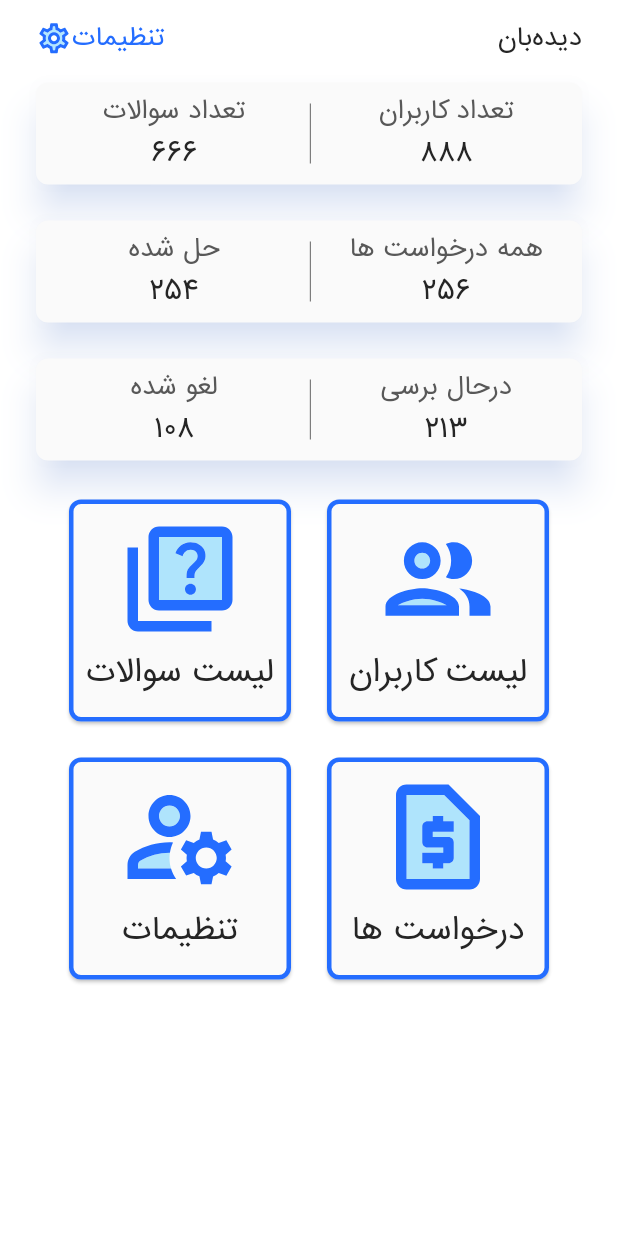
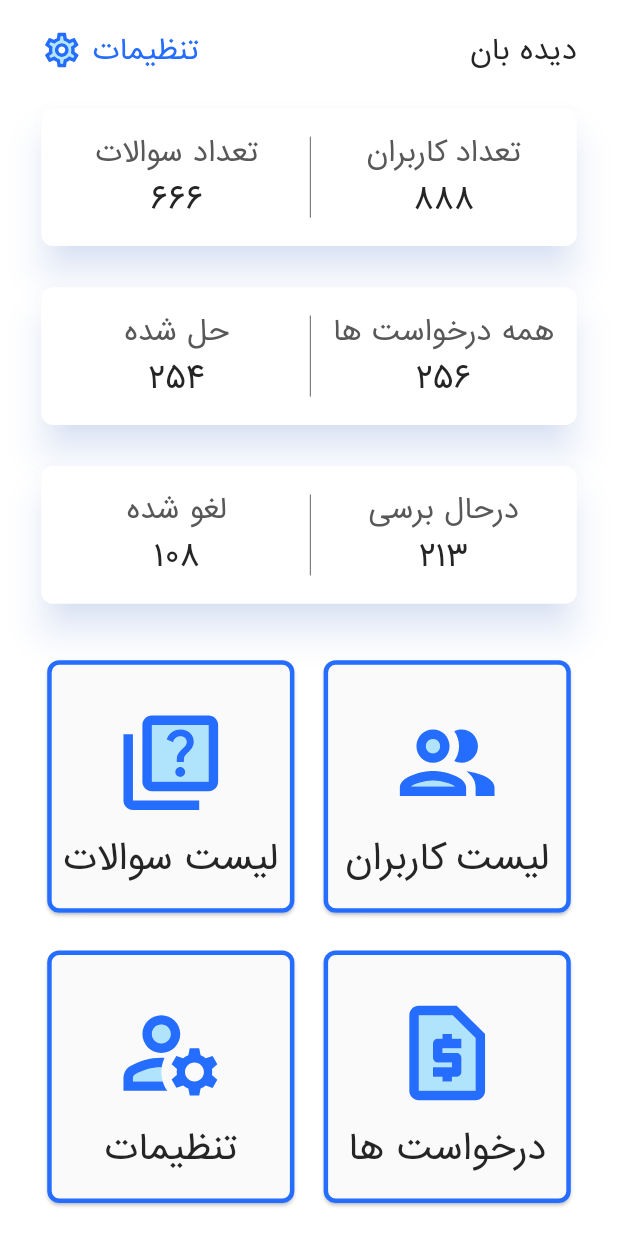
Before and after one commit to fhkhd/Panel, a Flutter app: the screen it shows after launch, on a phone screen of 412 x 824 dp. Run offline on Flutter 3.47's test engine with Material 2 defaults, Android fonts, the phone set to English and light mode, and no system bars; our stand-ins replace flutter_svg, hexcolor; missing offline and left inert: dart:ffi.

Commit message:
responsive dideBan screen

```diff
--- a/lib/DideBan.dart
+++ b/lib/DideBan.dart
@@ -2,6 +2,7 @@ import 'dart:ui';
 
 import 'package:flutter/cupertino.dart';
 import 'package:flutter/material.dart';
+import 'package:flutter/painting.dart';
 import 'package:flutter_svg/svg.dart';
 import 'package:hexcolor/hexcolor.dart';
 import 'package:untitled/main.dart';
@@ -24,21 +25,33 @@ class _DideBanState extends State<DideBan> {
   Widget build(BuildContext context) {
     return Scaffold(
       backgroundColor: Colors.white ,
-      body: ListView(
-        children: [
-          SizedBox(height: 12.0),
-          Padding(padding: EdgeInsets.only(left: 24.0,right: 24.0,bottom: 12.0),
+      appBar: AppBar(
+        toolbarHeight: MediaQuery.of(context).size.height/12.35,
+        backgroundColor: Colors.white,
+        actions: [
+          Container(
+            // height: MediaQuery.of(context).size.height/10,
+            width: MediaQuery.of(context).size.width,
+            child: Padding(
+              padding: EdgeInsets.only(
+                left: MediaQuery.of(context).size.width/15.0,
+                right: MediaQuery.of(context).size.width/15.0,
+                // top: MediaQuery.of(context).size.height/30,
+                // bottom: MediaQuery.of(context).size.height/120,
+              ),
               child: Row(
                 mainAxisAlignment: MainAxisAlignment.spaceBetween,
                 children: <Widget>[
                   Text(
-                  'دیده‌بان',
+                    'دیده بان',
                     style: TextStyle(
                       color: HexColor('252525'),
-                    fontSize: 16.0,
+                      fontSize: MediaQuery.of(context).size.width/22.5,
                       fontFamily: 'IranianSans',
                     ),
                   ),
+
+
               Container(
                 child: InkWell(
                   onTap: (){
@@ -47,15 +60,18 @@ class _DideBanState extends State<DideBan> {
                   },
                   child: Row(
                     children: <Widget>[
-                        Text('تنظیمات',
+                      Text('تنظیمات ',
                         style: TextStyle(
                           color: HexColor('246DFF'),
                           fontFamily: 'IranianSans',
                           fontWeight: FontWeight.w400,
-                            fontSize: 16.0,
+                          fontSize: MediaQuery.of(context).size.width/22.5,
                         ),
                       ),
-                        SvgPicture.asset('assets/settings_black_24dp.svg',),
+                      SvgPicture.asset('assets/settings_black_24dp.svg',
+                        height: MediaQuery.of(context).size.height/30,
+                        width: MediaQuery.of(context).size.width/15,
+                      ),
                     ],
                   ),
                 ),
@@ -63,26 +79,40 @@ class _DideBanState extends State<DideBan> {
                 ],
               ),
             ),
-          SizedBox(height: 4.0,),
+          ),
+        ],
+        elevation: 0.0,
+      ),
+      body: Column(
+        children: [
+          // SizedBox(height: 4.0,),
           Container(
-            height: 274.0,
-            child: ListView(
-              scrollDirection: Axis.vertical,
+            // color: Colors.red,
+            height: (MediaQuery.of(context).size.height-MediaQuery.of(context).size.height/12.35)/2.15,
+            child: Column(
+              // scrollDirection: Axis.vertical,
               children: <Widget>[
-                Padding(padding: EdgeInsets.only(left: 24.0,right: 24.0),
+                SizedBox(height: MediaQuery.of(context).size.height/150,),
+                Padding(padding: EdgeInsets.only(
+                    left: MediaQuery.of(context).size.width/15,
+                    right: MediaQuery.of(context).size.width/15),
                   child: Container(
                     child: generateItem('تعداد کاربران',888,'تعداد سوالات',666),
                   ),),
 
 
-                  SizedBox(height: 24.0),
-                  Padding(padding: EdgeInsets.only(left: 24.0,right: 24.0),
+                  SizedBox(height: MediaQuery.of(context).size.height/30),
+                  Padding(padding: EdgeInsets.only(
+                      left: MediaQuery.of(context).size.width/15,
+                      right: MediaQuery.of(context).size.width/15),
                   child: Container(
                     child: generateItem('همه درخواست ها',256,'حل شده',254),
                   ),),
 
-                SizedBox(height: 24.0),
-                   Padding(padding: EdgeInsets.only(left: 24.0,right: 24.0),
+                SizedBox(height: MediaQuery.of(context).size.height/30,),
+                   Padding(padding: EdgeInsets.only(
+                       left: MediaQuery.of(context).size.width/15,
+                       right: MediaQuery.of(context).size.width/15),
                    child:  Container(
                      child: generateItem('درحال برسی',213,'لغو شده',108),
                   ),
@@ -90,38 +120,53 @@ class _DideBanState extends State<DideBan> {
             ],
           ),
           ),
-          Padding(padding: EdgeInsets.only(
+          Expanded(
+              child: Padding(padding: EdgeInsets.only(
                 // left: (MediaQuery.of(context).size.width-301)/3,
-            right: MediaQuery.of(context).size.width/2-164,
-            left: MediaQuery.of(context).size.width/2-164,
+                // right: MediaQuery.of(context).size.width/6,
+                right: MediaQuery.of(context).size.width/15,
+                // left: MediaQuery.of(context).size.width/6,
+                left: MediaQuery.of(context).size.width/15,
+
                 // right: (MediaQuery.of(context).size.width-301)/3,
                 // left: 24.0,right: 24.0
               ),
 
                 child: Container(
+                  // color: Colors.green,
+                  // height: (MediaQuery.of(context).size.height-MediaQuery.of(context).size.height/12.35)/2,
+                  // height: (MediaQuery.of(context).size.height-MediaQuery.of(context).size.height/12.35)-((MediaQuery.of(context).size.height-MediaQuery.of(context).size.height/12.35)/2),
+                  // height: ((MediaQuery.of(context).size.height-MediaQuery.of(context).size.height/12.35)*3)/5,
                   child: Column(
+                    mainAxisAlignment: MainAxisAlignment.spaceBetween,
+
                     children: <Widget>[
+                      SizedBox(height: MediaQuery.of(context).size.height/100000,),
                       Row(
+                        mainAxisAlignment: MainAxisAlignment.spaceBetween,
                         children: <Widget>[
                           buildItems('assets/people_black_24dp.svg', 'لیست کاربران',usersList()),
                           // SizedBox(width: (MediaQuery.of(context).size.width-334)/3),
                           // SizedBox(width: (MediaQuery.of(context).size.width-309)/2,),
-                    SizedBox(width: 16.0,),
+                          // SizedBox(width: 16.0,),
                           buildItems('assets/quiz_black_24dp.svg', 'لیست سوالات',QuestionList()),
                         ],
                       ),
                       // SizedBox(height: (MediaQuery.of(context).size.height-323-330)/3),
-                SizedBox(height: 16.0,),
+                      // SizedBox(height: MediaQuery.of(context).size.height/30,),
                       Row(
+                        mainAxisAlignment: MainAxisAlignment.spaceBetween,
                         children: <Widget>[
                           buildItems('assets/request_page_black_24dp.svg', 'درخواست ها',Requests()),
-                    SizedBox(width: 16.0,),
+                          // SizedBox(width: 16.0,),
                           buildItems('assets/manage_accounts_black_24dp.svg', 'تنظیمات',DideBan()),
                         ],
                       ),
+                      SizedBox(height: MediaQuery.of(context).size.height/1000,),
                     ],
                   ),
-          ),)
+                ),),
+          )
         ],
       ),
     );
@@ -129,11 +174,13 @@ class _DideBanState extends State<DideBan> {
 
   Material generateItem(String rtTxt,int rtNunmber,String ltTxt,int ltNumber){
     return Material(
+      color: Colors.white,
         child: Row(
           children: <Widget>[
             Container(
-              height: 68.0,
-              width: MediaQuery.of(context).size.width/2-25,
+              // height: 68.0,
+              height: (MediaQuery.of(context).size.height-MediaQuery.of(context).size.height/12.35)/8.25,
+              width: MediaQuery.of(context).size.width/2-(MediaQuery.of(context).size.width/15+1),
           child: Center(
               child: Column(
                 mainAxisAlignment: MainAxisAlignment.center,
@@ -141,7 +188,8 @@ class _DideBanState extends State<DideBan> {
                   Text(
                     rtTxt,
                     style: TextStyle(
-                      fontSize: 16.0,
+                      // fontSize: 16,
+                      fontSize: MediaQuery.of(context).size.width/22.5,
                       color: HexColor('585858'),
                       fontFamily: 'IranianSans',
                     ),
@@ -150,7 +198,8 @@ class _DideBanState extends State<DideBan> {
                   Text(
                     _farsi.replaceFarsiNumber(rtNunmber.toString()),
                     style: TextStyle(
-                      fontSize: 18.0,
+                      // fontSize: 18.0,
+                      fontSize: MediaQuery.of(context).size.width/20.0,
                       color: HexColor('252525'),
                       fontFamily: 'IranianSans',
                     ),
@@ -162,7 +211,8 @@ class _DideBanState extends State<DideBan> {
           ),
             Container(
               child: Divider(
-                height: 40.0,
+                // height: 40.0,
+                height: (MediaQuery.of(context).size.height-MediaQuery.of(context).size.height/12.35)/14,
                 thickness: 0.2,
                 color: HexColor('585858'),
                 indent: 0.2,
@@ -171,8 +221,9 @@ class _DideBanState extends State<DideBan> {
               color: Colors.black,
             ),
             Container(
-              height: 68.0,
-              width: MediaQuery.of(context).size.width/2-25,
+              // height: 68.0,
+              height: (MediaQuery.of(context).size.height-MediaQuery.of(context).size.height/12.35)/8.25,
+              width: MediaQuery.of(context).size.width/2-(MediaQuery.of(context).size.width/15+1),
               child: Center(
                 child: Column(
                   mainAxisAlignment: MainAxisAlignment.center,
@@ -180,7 +231,7 @@ class _DideBanState extends State<DideBan> {
                    Text(
                        ltTxt,
                      style: TextStyle(
-                       fontSize: 16.0,
+                       fontSize: MediaQuery.of(context).size.width/22.5,
                        color: HexColor('585858'),
                        fontFamily: 'IranianSans',
                      ),
@@ -189,7 +240,7 @@ class _DideBanState extends State<DideBan> {
                     Text(
                       _farsi.replaceFarsiNumber(ltNumber.toString()),
                       style: TextStyle(
-                        fontSize: 18.0,
+                        fontSize: MediaQuery.of(context).size.width/20.0,
                         color: HexColor('252525'),
                         fontFamily: 'IranianSans',
                       ),
@@ -229,19 +280,24 @@ class _DideBanState extends State<DideBan> {
                   borderRadius: BorderRadius.circular(8.0)
               ),
 
-              height: 148,
-              width: 148,
+              // height: 148,
+              // width: 148,
+              height: (MediaQuery.of(context).size.height-(MediaQuery.of(context).size.height/12.35))/4.5,
+              width: (MediaQuery.of(context).size.width)/2.5,
               child: Center(
                 child: Column(
                   children: <Widget>[
-                    SizedBox(height: 8.0,),
-                    SvgPicture.asset(svgPath,height: 84.0,width: 84.0,),
-                    SizedBox(height: 4.0),
+                    SizedBox(height: MediaQuery.of(context).size.height/30,),
+                    SvgPicture.asset(svgPath,
+                      height: (MediaQuery.of(context).size.height-(MediaQuery.of(context).size.height/12.35))/10,
+                      width: (MediaQuery.of(context).size.width)/5,),
+                    SizedBox(height: MediaQuery.of(context).size.height/120),
                     Text(txt,
                       style: TextStyle(
                         fontFamily: 'IranianSans',
                         fontStyle: FontStyle.normal,
-                        fontSize: 20.0,
+                        // fontSize: 20.0,
+                        fontSize: (MediaQuery.of(context).size.width)/18,
                         color: HexColor('252525'),
                       ),
                       textAlign: TextAlign.center,
```
Lines whose indentation alone changed are shown as unchanged.
